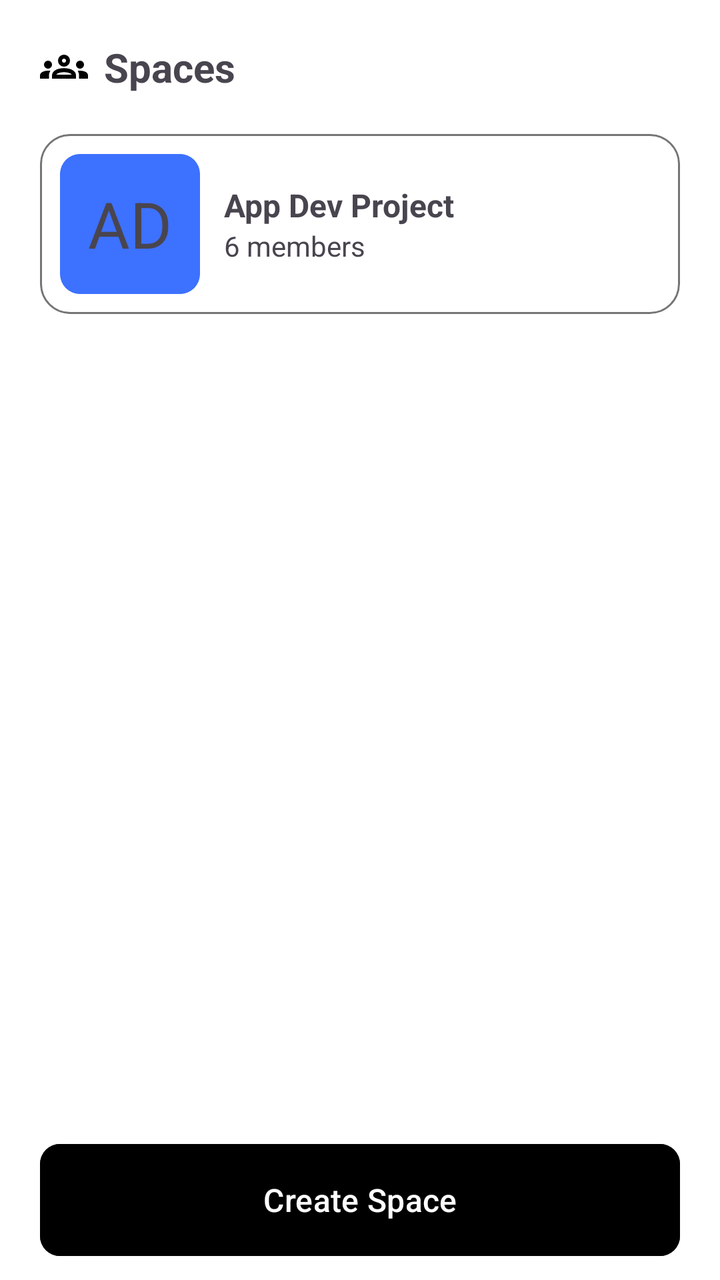
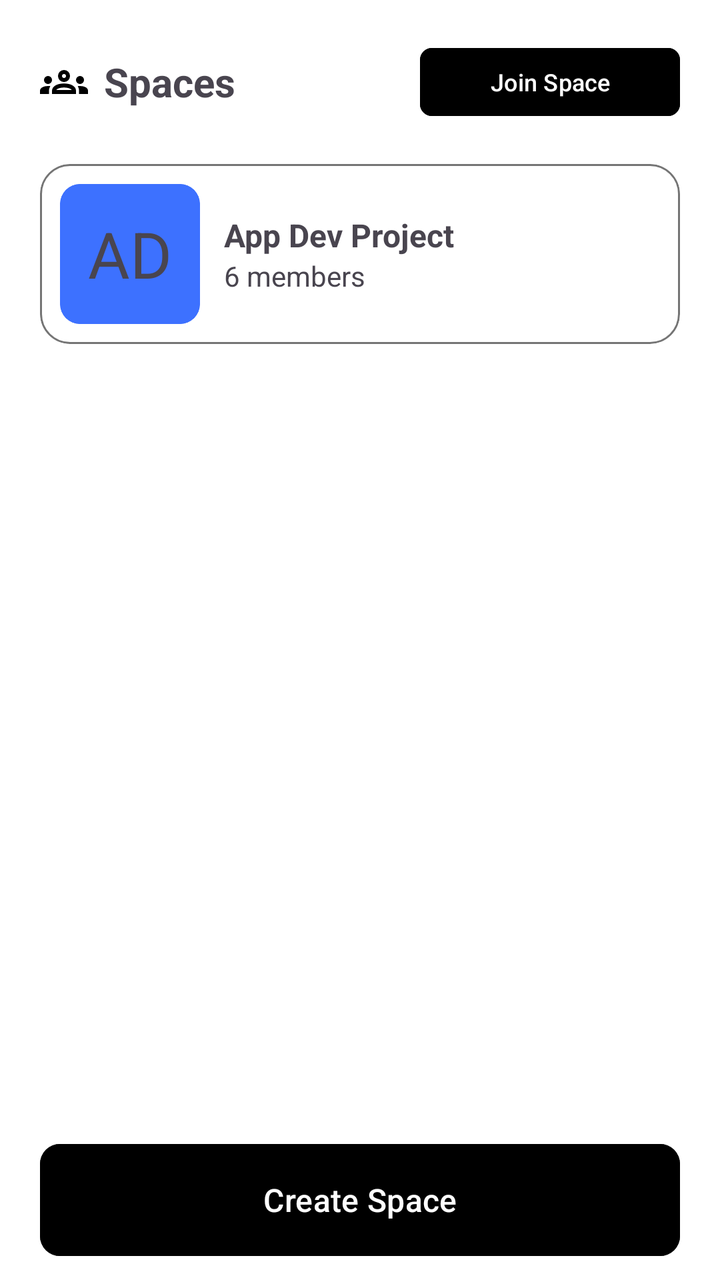

Screens rendered from an Android XML layout before and after an edit, with the pre-edit source and the edit as a unified diff.
<!-- AndroidManifest.xml: application theme Theme.Syncly -->
<!-- res/layout/fragment_spaces.xml -->
<?xml version="1.0" encoding="utf-8"?>
<RelativeLayout xmlns:android="http://schemas.android.com/apk/res/android"
    xmlns:app="http://schemas.android.com/apk/res-auto"
    xmlns:tools="http://schemas.android.com/tools"
    android:id="@+id/main"
    android:layout_width="match_parent"
    android:layout_height="match_parent"
    tools:context=".fragments.Spaces"
    android:background="@color/white">

    <RelativeLayout
        android:layout_width="match_parent"
        android:layout_height="wrap_content"
        android:layout_margin="20dp"
        android:id="@+id/heading"
        android:layout_alignParentTop="true"
        >
        <ImageView
            android:layout_width="wrap_content"
            android:layout_height="wrap_content"
            android:src="@drawable/icon_group"
            android:id="@+id/groupIcon"
            android:layout_centerVertical="true"
            app:tint="@color/black" />

        <TextView
            android:layout_width="wrap_content"
            android:layout_height="wrap_content"
            android:layout_toEndOf="@id/groupIcon"
            android:text="Spaces"
            android:textSize="20dp"
            android:layout_marginLeft="8dp"
            android:textStyle="bold"
            android:layout_centerVertical="true"/>
    </RelativeLayout>

    <ScrollView
        android:layout_width="match_parent"
        android:layout_height="match_parent"
        android:layout_marginHorizontal="20dp"
        android:layout_below="@id/heading"
        android:layout_marginBottom="80dp"
        >
            <com.google.android.material.card.MaterialCardView
                android:layout_width="match_parent"
                android:layout_height="94dp"
                android:layout_marginBottom="8dp"
                app:cardCornerRadius="15dp"
                app:strokeColor="@color/gray"
                android:backgroundTint="@color/white"
                android:id="@+id/spacesBtn"
                >
                <LinearLayout
                    android:layout_width="match_parent"
                    android:layout_height="match_parent"
                    android:orientation="horizontal"
                    android:padding="10dp">
                    <com.google.android.material.card.MaterialCardView
                        android:layout_width="70dp"
                        android:layout_height="70dp"
                        android:layout_gravity="center|start"
                        android:background="@color/black"
                        app:cardCornerRadius="10dp"
                        android:backgroundTint="@color/light_blue"
                        app:strokeColor="@color/light_blue"
                        >

                        <TextView
                            android:layout_width="wrap_content"
                            android:layout_height="wrap_content"
                            android:layout_gravity="center"
                            android:fontFamily="sans-serif"
                            android:text="AD"
                            android:textSize="32dp"
                            android:id="@+id/initials"/>
                    </com.google.android.material.card.MaterialCardView>

                    <LinearLayout
                        android:layout_width="match_parent"
                        android:layout_height="match_parent"
                        android:gravity="center_vertical"
                        android:orientation="vertical"
                        android:layout_marginLeft="12dp">
                        <TextView
                            android:layout_width="wrap_content"
                            android:layout_height="wrap_content"
                            android:text="App Dev Project"
                            android:fontFamily="sans-serif"
                            android:textStyle="bold"
                            android:textSize="16dp"
                            android:id="@+id/name"/>

                        <TextView
                            android:layout_width="wrap_content"
                            android:layout_height="wrap_content"
                            android:text="6 members"
                            android:fontFamily="sans-serif"
                            android:textSize="14dp"
                            android:id="@+id/membersCount"/>
                    </LinearLayout>
                </LinearLayout>
            </com.google.android.material.card.MaterialCardView>
    </ScrollView>

    <com.google.android.material.button.MaterialButton
        android:id="@+id/addButton"
        android:layout_width="match_parent"
        android:layout_height="60dp"
        android:text="Create Space"
        android:backgroundTint="@color/black"
        android:textSize="16dp"
        app:cornerRadius="10dp"
        android:layout_marginHorizontal="20dp"
        android:layout_marginBottom="12dp"
        android:insetBottom="0dp"
        android:layout_alignParentBottom="true"/>

</RelativeLayout>
<!-- resources referenced by this layout -->
<resources>
  <color name="black">#FF000000</color>
  <color name="gray">#757575</color>
  <color name="light_blue">#3D71FF</color>
  <color name="white">#FFFFFFFF</color>
  <!-- drawable icon_group (drawable) -->
  <vector xmlns:android="http://schemas.android.com/apk/res/android" android:height="24dp" android:tint="#FFFFFF" android:viewportHeight="960" android:viewportWidth="960" android:width="24dp">
  
      <path android:fillColor="@android:color/white" android:pathData="M0,720L0,657Q0,614 44,587Q88,560 160,560Q173,560 185,560.5Q197,561 208,563Q194,584 187,607Q180,630 180,655L180,720L0,720ZM240,720L240,655Q240,623 257.5,596.5Q275,570 307,550Q339,530 383.5,520Q428,510 480,510Q533,510 577.5,520Q622,530 654,550Q686,570 703,596.5Q720,623 720,655L720,720L240,720ZM780,720L780,655Q780,629 773.5,606Q767,583 754,563Q765,561 776.5,560.5Q788,560 800,560Q872,560 916,586.5Q960,613 960,657L960,720L780,720ZM325,640L636,640L636,640Q626,620 580.5,605Q535,590 480,590Q425,590 379.5,605Q334,620 325,640ZM160,520Q127,520 103.5,496.5Q80,473 80,440Q80,406 103.5,383Q127,360 160,360Q194,360 217,383Q240,406 240,440Q240,473 217,496.5Q194,520 160,520ZM800,520Q767,520 743.5,496.5Q720,473 720,440Q720,406 743.5,383Q767,360 800,360Q834,360 857,383Q880,406 880,440Q880,473 857,496.5Q834,520 800,520ZM480,480Q430,480 395,445Q360,410 360,360Q360,309 395,274.5Q430,240 480,240Q531,240 565.5,274.5Q600,309 600,360Q600,410 565.5,445Q531,480 480,480ZM480,400Q497,400 508.5,388.5Q520,377 520,360Q520,343 508.5,331.5Q497,320 480,320Q463,320 451.5,331.5Q440,343 440,360Q440,377 451.5,388.5Q463,400 480,400ZM481,640L481,640Q481,640 481,640Q481,640 481,640Q481,640 481,640Q481,640 481,640L481,640ZM480,360Q480,360 480,360Q480,360 480,360Q480,360 480,360Q480,360 480,360Q480,360 480,360Q480,360 480,360Q480,360 480,360Q480,360 480,360Z"/>
  
  </vector>
  <style name="Theme.Syncly" parent="Base.Theme.Syncly" />
  <style name="Base.Theme.Syncly" parent="Theme.Material3.DayNight.NoActionBar">
          
          
      </style>
</resources>

<!-- the commit's change to res/layout/fragment_spaces.xml (unified diff, before → after) -->
@@ -32,6 +32,15 @@
             android:layout_marginLeft="8dp"
             android:textStyle="bold"
             android:layout_centerVertical="true"/>
+        <com.google.android.material.button.MaterialButton
+            android:layout_width="130dp"
+            android:layout_height="42dp"
+            android:backgroundTint="@color/black"
+            app:cornerRadius="6dp"
+            android:textSize="12dp"
+            android:text="Join Space"
+            android:layout_alignParentEnd="true"
+            android:id="@+id/joinBtn"/>
     </RelativeLayout>
 
     <ScrollView
